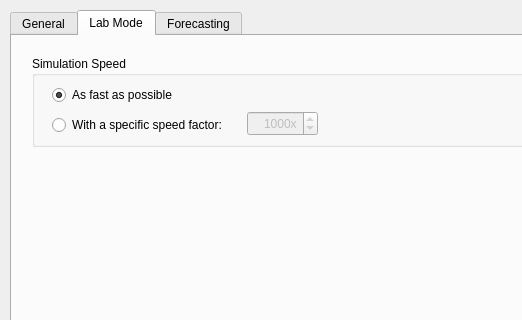
swiss-seismological-service/hermes, file atls/ui/views/settingswindow.ui: the form before one commit; both pictures show x 0 to 522 and y 0 to 320 of the 766 by 548 pixel window.
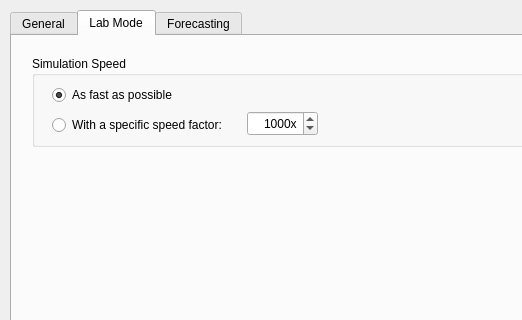
The form after the commit. The open tabs and pages were chosen to show the change.

The edit to the form file:
```diff
--- a/atls/ui/views/settingswindow.ui
+++ b/atls/ui/views/settingswindow.ui
@@ -102,7 +102,7 @@
      </widget>
      <widget class="QSpinBox" name="speedBox">
       <property name="enabled">
-       <bool>false</bool>
+       <bool>true</bool>
       </property>
       <property name="geometry">
        <rect>
```
Left out of the diff: 2 changed lines with no effect on the pictures.
